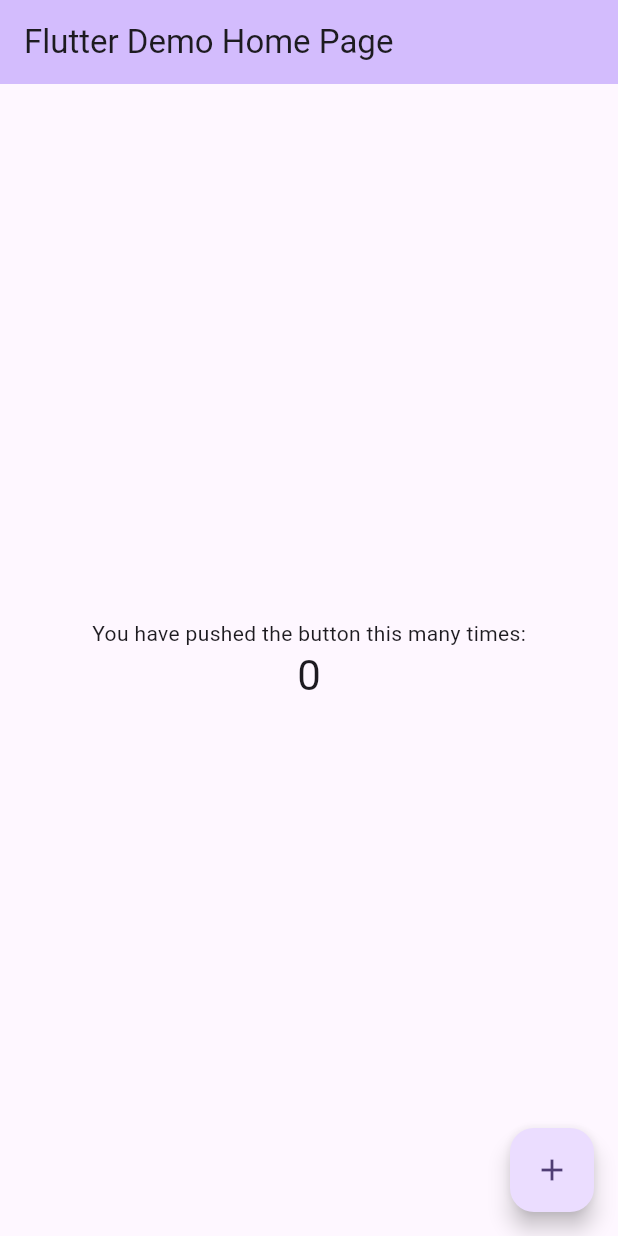
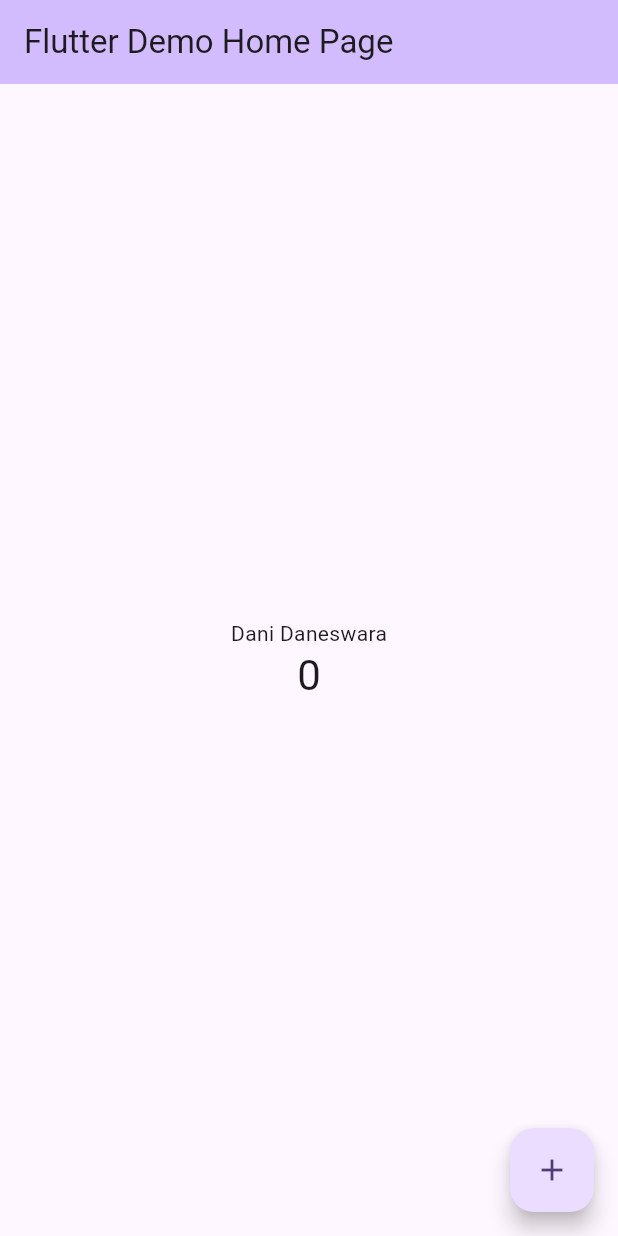
Before and after one commit to n0tlikethis/flutterone, a Flutter app: the screen it shows after launch, on a phone screen of 412 x 824 dp. Run offline on Flutter 3.47's test engine with Material 3 defaults, Android fonts, the phone set to English and light mode, and no system bars.

```diff
--- a/lib/main.dart
+++ b/lib/main.dart
@@ -106,7 +106,7 @@ class _MyHomePageState extends State<MyHomePage> {
           mainAxisAlignment: MainAxisAlignment.center,
           children: <Widget>[
             const Text(
-              'You have pushed the button this many times:',
+              'Dani Daneswara',
             ),
             Text(
               '$_counter',
```
Also changed, not shown: images/01.png (added), 1 other file.
